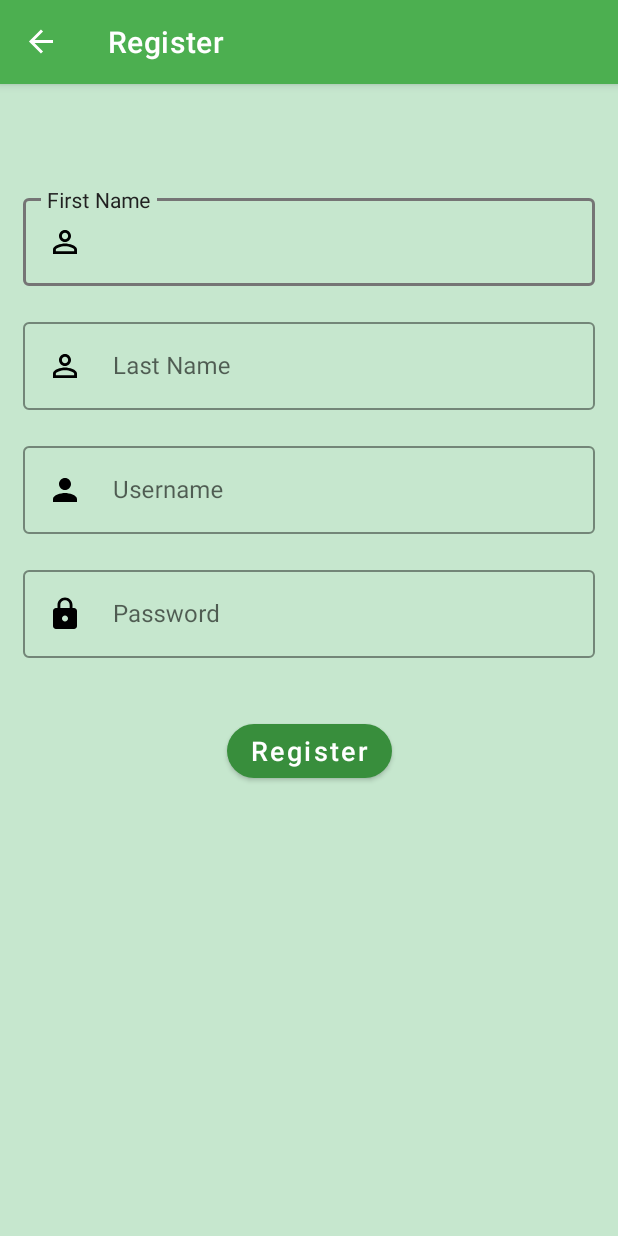
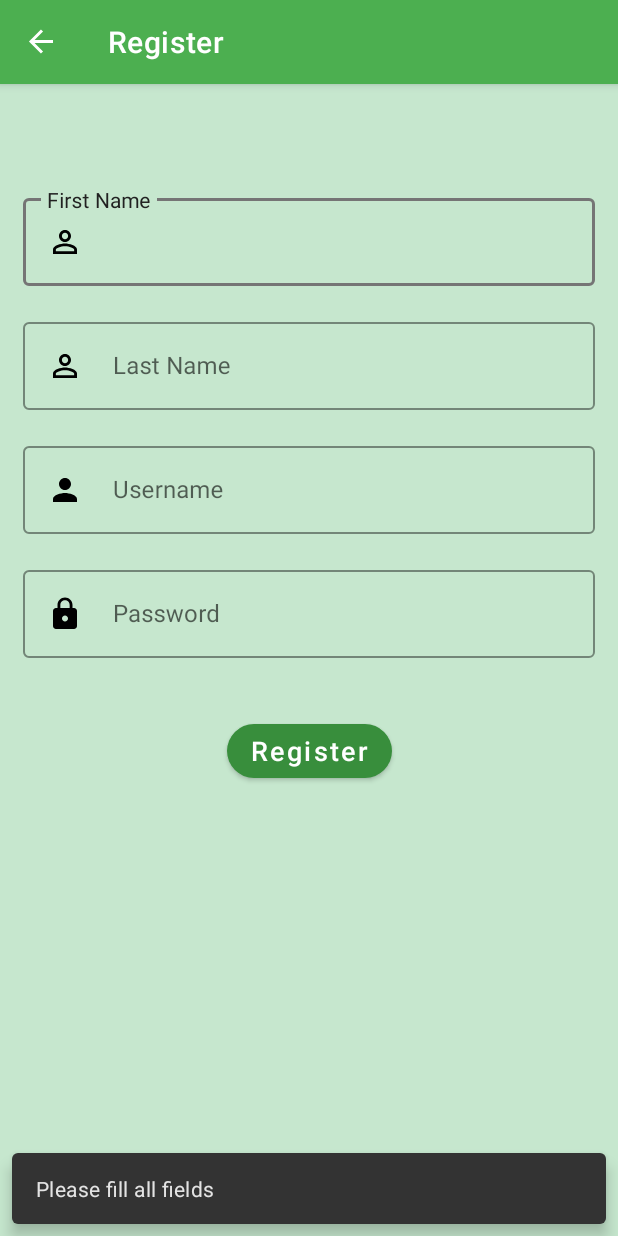
Before and after one commit to Giwithx/Kamatechs-App, an Android app: the RegisterFragment screen opened through its navigation route, after a tap on "Register", on a phone screen of 412 x 824 dp. Run offline under Robolectric (Android 15) with nearby library versions, the phone set to English and light mode, and no system bars; our stand-ins replace Room's generated code, data binding, navigation-ui; Roboto replaces fonts that are not available here.

```diff
--- a/app/src/main/java/com/example/kamatechsmobileapplication/StorageActivity.kt
+++ b/app/src/main/java/com/example/kamatechsmobileapplication/StorageActivity.kt
@@ -13,6 +13,7 @@ import com.example.kamatechsmobileapplication.databinding.ActivityStorageBinding
 import com.example.kamatechsmobileapplication.storagedb.Storage
 import com.example.kamatechsmobileapplication.storagedb.StorageAdapter
 import com.example.kamatechsmobileapplication.storagedb.StorageDB
+import com.google.android.material.snackbar.Snackbar
 import kotlinx.coroutines.launch
 
 class StorageActivity : AppCompatActivity() {
@@ -67,6 +68,7 @@ class StorageActivity : AppCompatActivity() {
                                 StorageDB(this@StorageActivity).getStorageDao().deleteStorage(it)
                                 val list = StorageDB(this@StorageActivity).getStorageDao().getStorage()
                                 setAdapter(list)
+                                Snackbar.make(binding.myCoordinatorLayout,"Deleted Successfully", Snackbar.LENGTH_SHORT).show()
                             }
                             p0.dismiss()
                         }
--- a/app/src/main/java/com/example/kamatechsmobileapplication/register/RegisterFragment.kt
+++ b/app/src/main/java/com/example/kamatechsmobileapplication/register/RegisterFragment.kt
@@ -16,6 +16,7 @@ import com.example.kamatechsmobileapplication.R
 import com.example.kamatechsmobileapplication.database.RegisterDatabase
 import com.example.kamatechsmobileapplication.database.RegisterRepository
 import com.example.kamatechsmobileapplication.databinding.RegisterHomeFragmentBinding
+import com.google.android.material.snackbar.Snackbar
 
 
 class RegisterFragment : Fragment() {
@@ -59,14 +60,14 @@ class RegisterFragment : Fragment() {
 
         registerViewModel.errotoast.observe(viewLifecycleOwner, Observer { hasError->
             if(hasError==true){
-                Toast.makeText(requireContext(), "Please fill all fields", Toast.LENGTH_SHORT).show()
+                Snackbar.make(binding.myCoordinatorLayout,"Please fill all fields", Snackbar.LENGTH_SHORT).show()
                 registerViewModel.donetoast()
             }
         })
 
         registerViewModel.errotoastUsername.observe(viewLifecycleOwner, Observer { hasError->
             if(hasError==true){
-                Toast.makeText(requireContext(), "UserName Already taken", Toast.LENGTH_SHORT).show()
+                Snackbar.make(binding.myCoordinatorLayout,"Username already taken.", Snackbar.LENGTH_SHORT).show()
                 registerViewModel.donetoastUserName()
             }
         })
--- a/app/src/main/res/layout/register_home_fragment.xml
+++ b/app/src/main/res/layout/register_home_fragment.xml
@@ -10,6 +10,14 @@
             type="com.example.kamatechsmobileapplication.register.RegisterViewModel" />
     </data>
 
+    <androidx.coordinatorlayout.widget.CoordinatorLayout
+        android:id="@+id/myCoordinatorLayout"
+        android:layout_width="match_parent"
+        android:layout_height="match_parent">
+        <LinearLayout
+            android:layout_width="match_parent"
+            android:layout_height="match_parent"
+            android:orientation="vertical">
             <androidx.constraintlayout.widget.ConstraintLayout
                 android:layout_width="match_parent"
                 android:layout_height="match_parent"
@@ -105,6 +113,6 @@
                     app:layout_constraintTop_toBottomOf="@+id/passtxt" />
 
             </androidx.constraintlayout.widget.ConstraintLayout>
-
-
+        </LinearLayout>
+    </androidx.coordinatorlayout.widget.CoordinatorLayout>
 </layout>
```
Also changed, not shown: app/src/main/java/com/example/kamatechsmobileapplication/login/LoginFragment.kt (+5 -3 lines), app/src/main/res/layout/activity_storage.xml (+15 -8 lines). Lines whose indentation alone changed are shown as unchanged.
